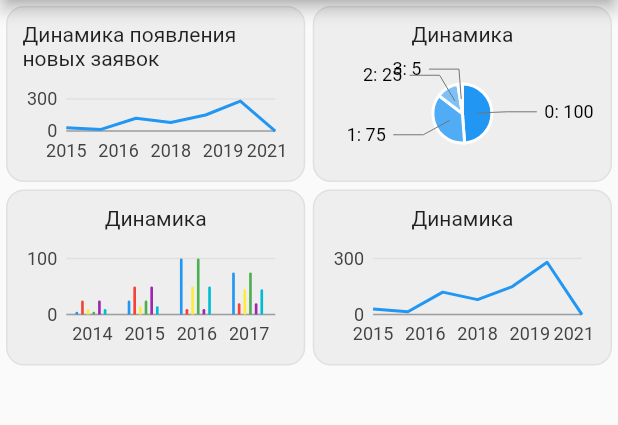
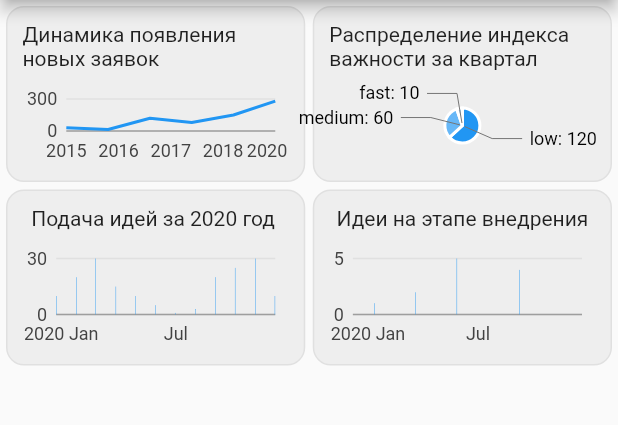
Before and after one commit to gpm80/RPI, a Flutter app: the screen it shows after launch, on a phone screen of 412 x 824 dp, the part 84-509 px from its top. Run offline on Flutter 3.47's test engine with Material 2 defaults, Android fonts, the phone set to English and light mode, and no system bars; our stand-ins replace charts_flutter.

Commit message:
шаблоны диаграмм готовы

```diff
--- /dev/null
+++ b/rpi-dash/lib/common/charts/BarTimeSeriesChart.dart
@@ -0,0 +1,45 @@
+import 'package:charts_flutter/flutter.dart' as charts;
+import 'package:flutter/material.dart';
+
+class BarTimeSeriesChart extends StatelessWidget {
+  final List<charts.Series<MonthSeries, DateTime>> seriesList;
+
+  BarTimeSeriesChart(this.seriesList);
+
+  factory BarTimeSeriesChart.by(List<MonthSeries> data) {
+    return new BarTimeSeriesChart(_fetchData(data));
+  }
+
+  @override
+  Widget build(BuildContext context) {
+    return new charts.TimeSeriesChart(
+      seriesList,
+      animate: true,
+      defaultRenderer: new charts.BarRendererConfig<DateTime>(),
+      defaultInteractions: false,
+      behaviors: [new charts.SelectNearest(), new charts.DomainHighlighter()],
+    );
+  }
+
+  /// Create one series with sample hard coded data.
+  static List<charts.Series<MonthSeries, DateTime>> _fetchData(
+      List<MonthSeries> _data) {
+    return [
+      new charts.Series<MonthSeries, DateTime>(
+        id: 'Month',
+        colorFn: (_, __) => charts.MaterialPalette.blue.shadeDefault,
+        domainFn: (MonthSeries item, _) => item.date,
+        measureFn: (MonthSeries item, _) => item.count,
+        data: _data,
+      )
+    ];
+  }
+}
+
+/// Модель.
+class MonthSeries {
+  final DateTime date;
+  final int count;
+
+  MonthSeries(this.date, this.count);
+}
--- a/rpi-dash/lib/common/charts/DonutAutoLabelChart.dart
+++ /dev/null
@@ -1,54 +0,0 @@
-import 'package:charts_flutter/flutter.dart' as charts;
-import 'package:flutter/material.dart';
-
-class DonutAutoLabelChart extends StatelessWidget {
-  final List<charts.Series> seriesList;
-
-  DonutAutoLabelChart(this.seriesList);
-
-  /// Creates a [PieChart] with sample data and no transition.
-  factory DonutAutoLabelChart.withSampleData() {
-    return new DonutAutoLabelChart(
-      _createSampleData(),
-    );
-  }
-
-
-  @override
-  Widget build(BuildContext context) {
-    return new charts.PieChart(seriesList,
-        animate: true,
-        defaultRenderer: new charts.ArcRendererConfig(
-            arcWidth: 60,
-            arcRendererDecorators: [new charts.ArcLabelDecorator()]));
-  }
-
-  /// Create one series with sample hard coded data.
-  static List<charts.Series<LinearSales, int>> _createSampleData() {
-    final data = [
-      new LinearSales(0, 100),
-      new LinearSales(1, 75),
-      new LinearSales(2, 25),
-      new LinearSales(3, 5),
-    ];
-
-    return [
-      new charts.Series<LinearSales, int>(
-        id: 'Sales',
-        domainFn: (LinearSales sales, _) => sales.year,
-        measureFn: (LinearSales sales, _) => sales.sales,
-        data: data,
-        // Set a label accessor to control the text of the arc label.
-        labelAccessorFn: (LinearSales row, _) => '${row.year}: ${row.sales}',
-      )
-    ];
-  }
-}
-
-/// Sample linear data type.
-class LinearSales {
-  final int year;
-  final int sales;
-
-  LinearSales(this.year, this.sales);
-}
--- a/rpi-dash/lib/common/charts/GroupedStackedBarChart.dart
+++ /dev/null
@@ -1,121 +0,0 @@
-import 'package:flutter/material.dart';
-import 'package:charts_flutter/flutter.dart' as charts;
-
-class GroupedStackedBarChart extends StatelessWidget {
-  final List<charts.Series> seriesList;
-
-  GroupedStackedBarChart(this.seriesList);
-
-  factory GroupedStackedBarChart.withSampleData() {
-    return new GroupedStackedBarChart(
-      createSampleData(),
-    );
-  }
-
-  @override
-  Widget build(BuildContext context) {
-    return new charts.BarChart(
-      seriesList,
-      animate: true,
-      barGroupingType: charts.BarGroupingType.groupedStacked,
-    );
-  }
-
-  /// Create series list with multiple series
-  static List<charts.Series<OrdinalSales, String>> createSampleData() {
-    final desktopSalesDataA = [
-      new OrdinalSales('2014', 5),
-      new OrdinalSales('2015', 25),
-      new OrdinalSales('2016', 100),
-      new OrdinalSales('2017', 75),
-    ];
-
-    final tableSalesDataA = [
-      new OrdinalSales('2014', 25),
-      new OrdinalSales('2015', 50),
-      new OrdinalSales('2016', 10),
-      new OrdinalSales('2017', 20),
-    ];
-
-    final mobileSalesDataA = [
-      new OrdinalSales('2014', 10),
-      new OrdinalSales('2015', 15),
-      new OrdinalSales('2016', 50),
-      new OrdinalSales('2017', 45),
-    ];
-
-    final desktopSalesDataB = [
-      new OrdinalSales('2014', 5),
-      new OrdinalSales('2015', 25),
-      new OrdinalSales('2016', 100),
-      new OrdinalSales('2017', 75),
-    ];
-
-    final tableSalesDataB = [
-      new OrdinalSales('2014', 25),
-      new OrdinalSales('2015', 50),
-      new OrdinalSales('2016', 10),
-      new OrdinalSales('2017', 20),
-    ];
-
-    final mobileSalesDataB = [
-      new OrdinalSales('2014', 10),
-      new OrdinalSales('2015', 15),
-      new OrdinalSales('2016', 50),
-      new OrdinalSales('2017', 45),
-    ];
-
-    return [
-      new charts.Series<OrdinalSales, String>(
-        id: 'Desktop A',
-        seriesCategory: 'A',
-        domainFn: (OrdinalSales sales, _) => sales.year,
-        measureFn: (OrdinalSales sales, _) => sales.sales,
-        data: desktopSalesDataA,
-      ),
-      new charts.Series<OrdinalSales, String>(
-        id: 'Tablet A',
-        seriesCategory: 'A',
-        domainFn: (OrdinalSales sales, _) => sales.year,
-        measureFn: (OrdinalSales sales, _) => sales.sales,
-        data: tableSalesDataA,
-      ),
-      new charts.Series<OrdinalSales, String>(
-        id: 'Mobile A',
-        seriesCategory: 'A',
-        domainFn: (OrdinalSales sales, _) => sales.year,
-        measureFn: (OrdinalSales sales, _) => sales.sales,
-        data: mobileSalesDataA,
-      ),
-      new charts.Series<OrdinalSales, String>(
-        id: 'Desktop B',
-        seriesCategory: 'B',
-        domainFn: (OrdinalSales sales, _) => sales.year,
-        measureFn: (OrdinalSales sales, _) => sales.sales,
-        data: desktopSalesDataB,
-      ),
-      new charts.Series<OrdinalSales, String>(
-        id: 'Tablet B',
-        seriesCategory: 'B',
-        domainFn: (OrdinalSales sales, _) => sales.year,
-        measureFn: (OrdinalSales sales, _) => sales.sales,
-        data: tableSalesDataB,
-      ),
-      new charts.Series<OrdinalSales, String>(
-        id: 'Mobile B',
-        seriesCategory: 'B',
-        domainFn: (OrdinalSales sales, _) => sales.year,
-        measureFn: (OrdinalSales sales, _) => sales.sales,
-        data: mobileSalesDataB,
-      ),
-    ];
-  }
-}
-
-/// Sample ordinal data type.
-class OrdinalSales {
-  final String year;
-  final int sales;
-
-  OrdinalSales(this.year, this.sales);
-}
--- /dev/null
+++ b/rpi-dash/lib/common/charts/PieStatisticsChart.dart
@@ -0,0 +1,44 @@
+import 'package:charts_flutter/flutter.dart' as charts;
+import 'package:flutter/material.dart';
+
+class PieStatisticsChart extends StatelessWidget {
+  final List<charts.Series> seriesList;
+
+  PieStatisticsChart(this.seriesList);
+
+  factory PieStatisticsChart.by(List<PieWeight> data) {
+    return new PieStatisticsChart(
+      _fetchData(data),
+    );
+  }
+
+  @override
+  Widget build(BuildContext context) {
+    return new charts.PieChart(seriesList,
+        animate: true,
+        defaultRenderer: new charts.ArcRendererConfig(
+            arcWidth: 60,
+            arcRendererDecorators: [new charts.ArcLabelDecorator()]));
+  }
+
+  /// Создает серию для диаграммы
+  static List<charts.Series<PieWeight, String>> _fetchData(List<PieWeight> _data) {
+    return [
+      new charts.Series<PieWeight, String>(
+        id: 'Weight',
+        domainFn: (PieWeight item, _) => item.importance,
+        measureFn: (PieWeight item, _) => item.count,
+        data: _data,
+        labelAccessorFn: (PieWeight row, _) => '${row.importance}: ${row.count}',
+      )
+    ];
+  }
+}
+
+/// Модель данных
+class PieWeight {
+  final String importance;
+  final int count;
+
+  PieWeight(this.importance, this.count);
+}
--- a/rpi-dash/lib/common/charts/SimpleTimeSeriesChart.dart
+++ b/rpi-dash/lib/common/charts/SimpleTimeSeriesChart.dart
@@ -7,9 +7,9 @@ class SimpleTimeSeriesChart extends StatelessWidget {
   SimpleTimeSeriesChart(this.seriesList);
 
   /// На основе даты.
-  factory SimpleTimeSeriesChart.byDate(DateTime dateTime) {
+  factory SimpleTimeSeriesChart.by(List<TimeSeries> data) {
     return new SimpleTimeSeriesChart(
-      fetchData(dateTime),
+      fetchData(data),
     );
   }
 
@@ -24,25 +24,14 @@ class SimpleTimeSeriesChart extends StatelessWidget {
 
   /// Create one series with sample hard coded data.
   static List<charts.Series<TimeSeries, DateTime>> fetchData(
-      DateTime dateTime) {
-    //TODO запрос данных с сервера
-    final data = [
-      new TimeSeries(new DateTime(2015), 30),
-      new TimeSeries(new DateTime(2016), 15),
-      new TimeSeries(new DateTime(2017), 120),
-      new TimeSeries(new DateTime(2018), 80),
-      new TimeSeries(new DateTime(2019), 150),
-      new TimeSeries(new DateTime(2020), 280),
-      new TimeSeries(new DateTime(2021), 0),
-    ];
-
+      List<TimeSeries> _data) {
     return [
       new charts.Series<TimeSeries, DateTime>(
         id: 'Динамика появления новых заявок',
         colorFn: (_, __) => charts.MaterialPalette.blue.shadeDefault,
         domainFn: (TimeSeries series, _) => series.time,
         measureFn: (TimeSeries series, _) => series.count,
-        data: data,
+        data: _data,
       )
     ];
   }
--- /dev/null
+++ b/rpi-dash/lib/http/Mapping.dart
@@ -0,0 +1,37 @@
+import 'dart:convert';
+
+import 'package:rpi_dash/common/charts/BarTimeSeriesChart.dart';
+import 'package:rpi_dash/common/charts/PieStatisticsChart.dart';
+import 'package:rpi_dash/common/charts/SimpleTimeSeriesChart.dart';
+
+class Mapping {
+  /// маппинг TimeSeries
+  static List<TimeSeries> mapTimeSeries(String json) {
+    List<dynamic> obj = jsonDecode(json);
+    var list = List<TimeSeries>();
+    obj.forEach((item) {
+      list.add(TimeSeries(DateTime.parse(item['date']), item['count']));
+    });
+    return list;
+  }
+
+  /// маппинг распределения весов предложений
+  static List<PieWeight> mapWeight(String json) {
+    List<dynamic> obj = jsonDecode(json);
+    var list = List<PieWeight>();
+    obj.forEach((item) {
+      list.add(PieWeight(item['importance'], item['count']));
+    });
+    return list;
+  }
+
+  /// маппинг распределения за год
+  static List<MonthSeries> mapMonth(String json) {
+    List<dynamic> obj = jsonDecode(json);
+    var list = List<MonthSeries>();
+    obj.forEach((item) {
+      list.add(MonthSeries(DateTime.parse(item['date']), item['count']));
+    });
+    return list;
+  }
+}
--- /dev/null
+++ b/rpi-dash/lib/http/Request.dart
@@ -0,0 +1,29 @@
+import 'dart:convert';
+
+import 'package:http/http.dart' as http;
+
+class Request {
+  /// Запрос статистики
+  static httpStatistics(DateTime dateTime, int retro) async {
+    print('request: time: $dateTime');
+    String uri = 'http://localhost:8080/get';
+    var _header = {
+      'Content-Type': 'application/json',
+      'Accept': 'application/json',
+      'Accept-Charset': 'utf-8'
+    };
+    var _body = jsonEncode(
+        {'timePoint': dateTime.toIso8601String(), 'retroHour': retro});
+    try {
+      var response = await http.post(uri, headers: _header, body: _body);
+      if (response.statusCode == 200) {
+        var _result = response.body;
+        print('body: $_result');
+      } else {
+        return 'statusCode: ${response.statusCode}';
+      }
+    } catch (err) {
+      return err.toString();
+    }
+  }
+}
--- /dev/null
+++ b/rpi-dash/lib/http/TestSeries.dart
@@ -0,0 +1,67 @@
+import 'dart:convert';
+
+class TestSeries {
+  static String timeSeries() {
+    return jsonEncode([
+      {'date': '2015-01-01', 'count': 30},
+      {'date': '2016-01-01', 'count': 15},
+      {'date': '2017-01-01', 'count': 120},
+      {'date': '2018-01-01', 'count': 80},
+      {'date': '2019-01-01', 'count': 150},
+      {'date': '2020-01-01', 'count': 280},
+    ]);
+  }
+
+  static String timeSeries2() {
+    return jsonEncode([
+      {'date': '2015-01-01', 'count': 12},
+      {'date': '2016-01-01', 'count': 80},
+      {'date': '2017-01-01', 'count': 12},
+      {'date': '2018-01-01', 'count': 100},
+      {'date': '2019-01-01', 'count': 150},
+      {'date': '2020-01-01', 'count': 60},
+    ]);
+  }
+
+  static String pieWeight() {
+    return jsonEncode([
+      {'importance': 'low', 'count': 120},
+      {'importance': 'medium', 'count': 60},
+      {'importance': 'fast', 'count': 10},
+    ]);
+  }
+
+  static String monthSeries() {
+    return jsonEncode([
+      {'date': '2020-01-01', 'count': 10},
+      {'date': '2020-02-01', 'count': 20},
+      {'date': '2020-03-01', 'count': 30},
+      {'date': '2020-04-01', 'count': 15},
+      {'date': '2020-05-01', 'count': 10},
+      {'date': '2020-06-01', 'count': 5},
+      {'date': '2020-07-01', 'count': 1},
+      {'date': '2020-08-01', 'count': 3},
+      {'date': '2020-09-01', 'count': 20},
+      {'date': '2020-10-01', 'count': 25},
+      {'date': '2020-11-01', 'count': 30},
+      {'date': '2020-12-01', 'count': 10},
+    ]);
+  }
+
+  static String monthSeriesRelease() {
+    return jsonEncode([
+      {'date': '2020-01-01', 'count': 0},
+      {'date': '2020-02-01', 'count': 1},
+      {'date': '2020-03-01', 'count': 0},
+      {'date': '2020-04-01', 'count': 2},
+      {'date': '2020-05-01', 'count': 0},
+      {'date': '2020-06-01', 'count': 5},
+      {'date': '2020-07-01', 'count': 0},
+      {'date': '2020-08-01', 'count': 0},
+      {'date': '2020-09-01', 'count': 4},
+      {'date': '2020-10-01', 'count': 0},
+      {'date': '2020-11-01', 'count': 0},
+      {'date': '2020-12-01', 'count': 0},
+    ]);
+  }
+}
--- a/rpi-dash/lib/view/StatisticsView.dart
+++ b/rpi-dash/lib/view/StatisticsView.dart
@@ -1,7 +1,9 @@
 import 'package:flutter/material.dart';
-import 'package:rpi_dash/common/charts/DonutAutoLabelChart.dart';
-import 'package:rpi_dash/common/charts/GroupedStackedBarChart.dart';
+import 'package:rpi_dash/common/charts/BarTimeSeriesChart.dart';
+import 'package:rpi_dash/common/charts/PieStatisticsChart.dart';
 import 'package:rpi_dash/common/charts/SimpleTimeSeriesChart.dart';
+import 'package:rpi_dash/http/Mapping.dart';
+import 'package:rpi_dash/http/TestSeries.dart';
 
 class StatisticsView extends StatelessWidget {
   @override
@@ -13,14 +15,24 @@ class StatisticsView extends StatelessWidget {
         mainAxisSpacing: 5.0,
         crossAxisSpacing: 5.0,
         children: [
-          _getItem('Динамика появления новых заявок',
-              SimpleTimeSeriesChart.byDate(DateTime.now())),
-          _getItem('Динамика', DonutAutoLabelChart.withSampleData()),
-          _getItem('Динамика', GroupedStackedBarChart.withSampleData()),
-          _getItem('Динамика', SimpleTimeSeriesChart.byDate(DateTime.now())),
+          _getItem(
+              'Динамика появления новых заявок',
+              SimpleTimeSeriesChart.by(
+                  Mapping.mapTimeSeries(TestSeries.timeSeries()))),
+          _getItem('Распределение индекса важности за квартал',
+              PieStatisticsChart.by(Mapping.mapWeight(TestSeries.pieWeight()))),
+          _getItem(
+              'Подача идей за 2020 год ',
+              BarTimeSeriesChart.by(
+                  Mapping.mapMonth(TestSeries.monthSeries()))),
+          _getItem(
+              'Идеи на этапе внедрения',
+              BarTimeSeriesChart.by(
+                  Mapping.mapMonth(TestSeries.monthSeriesRelease()))),
         ]);
   }
 
+  /// Оборачивает элементы графиков
   Widget _getItem(String title, Widget widget) {
     return Container(
         padding: EdgeInsets.all(5.0),
```
